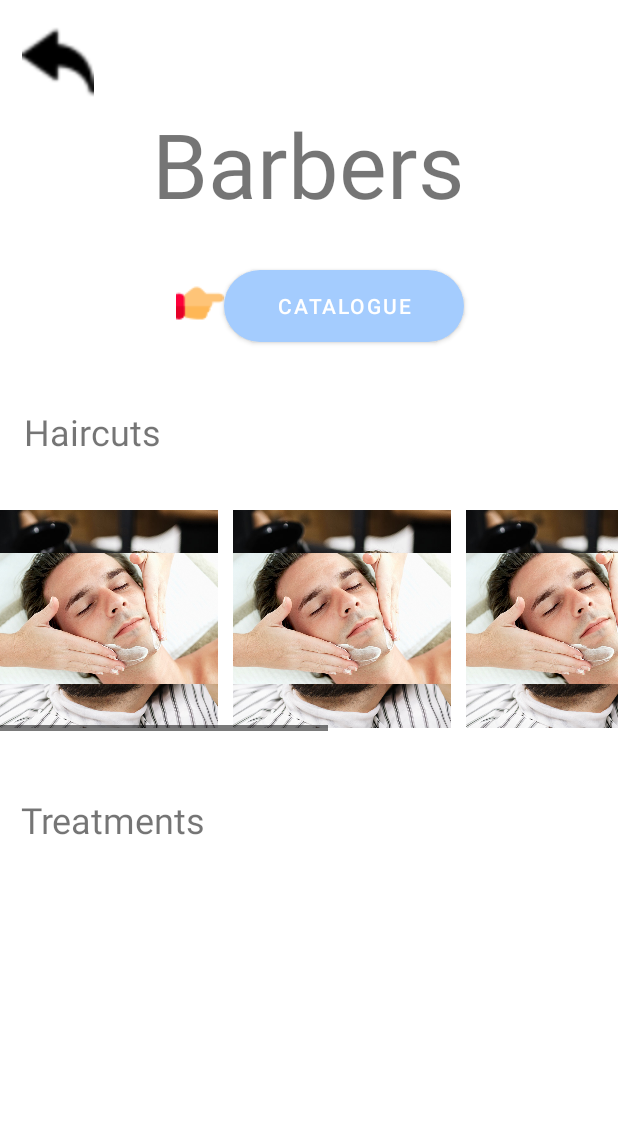
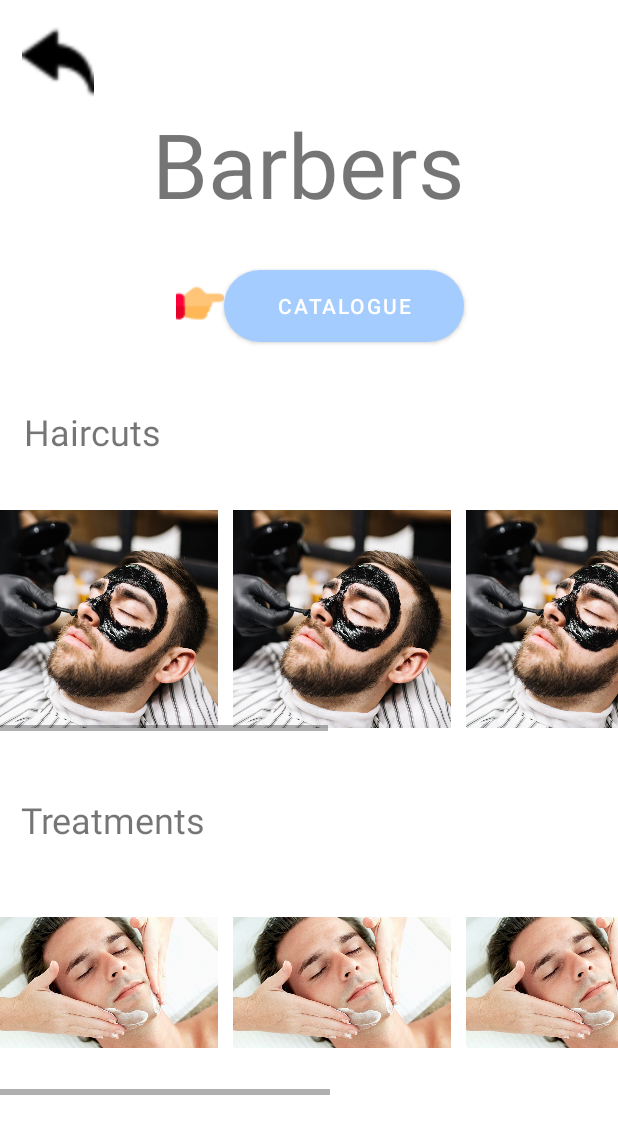
Before and after one commit to Mhmdbaba/CSC498G_FinalProject_BarberApp, an Android app: the HomePage screen opened directly, with no data from a screen before it, on a phone screen of 412 x 824 dp. Shown: the top 1134 px of the screen. Run offline under Robolectric (Android 15) with nearby library versions, the phone set to English and light mode, and no system bars.

Commit message:
commit 6

```diff
--- a/app/src/main/res/layout/activity_home_page.xml
+++ b/app/src/main/res/layout/activity_home_page.xml
@@ -90,6 +90,7 @@
         app:srcCompat="@drawable/point" />
 
     <ScrollView
+        android:id="@+id/scrollView3"
         android:layout_width="wrap_content"
         android:layout_height="wrap_content"
         app:layout_constraintBottom_toBottomOf="parent"
@@ -143,13 +144,12 @@
     </ScrollView>
 
     <ScrollView
-        android:layout_width="wrap_content"
-        android:layout_height="wrap_content"
+        android:layout_width="413dp"
+        android:layout_height="151dp"
         app:layout_constraintBottom_toBottomOf="parent"
         app:layout_constraintEnd_toEndOf="parent"
-        app:layout_constraintHorizontal_bias="0.308"
         app:layout_constraintStart_toStartOf="parent"
-        app:layout_constraintTop_toTopOf="parent">
+        app:layout_constraintTop_toBottomOf="@+id/scrollView3">
 
 
         <HorizontalScrollView
@@ -167,21 +167,25 @@
                     android:layout_height="150dp"
                     android:paddingRight="10dp"
                     app:srcCompat="@drawable/treatment" />
+
                 <ImageView
                     android:layout_width="155dp"
                     android:layout_height="150dp"
                     android:paddingRight="10dp"
                     app:srcCompat="@drawable/treatment" />
+
                 <ImageView
                     android:layout_width="155dp"
                     android:layout_height="150dp"
                     android:paddingRight="10dp"
                     app:srcCompat="@drawable/treatment" />
+
                 <ImageView
                     android:layout_width="155dp"
                     android:layout_height="150dp"
                     android:paddingRight="10dp"
                     app:srcCompat="@drawable/treatment" />
+
                 <ImageView
                     android:layout_width="155dp"
                     android:layout_height="150dp"
```
